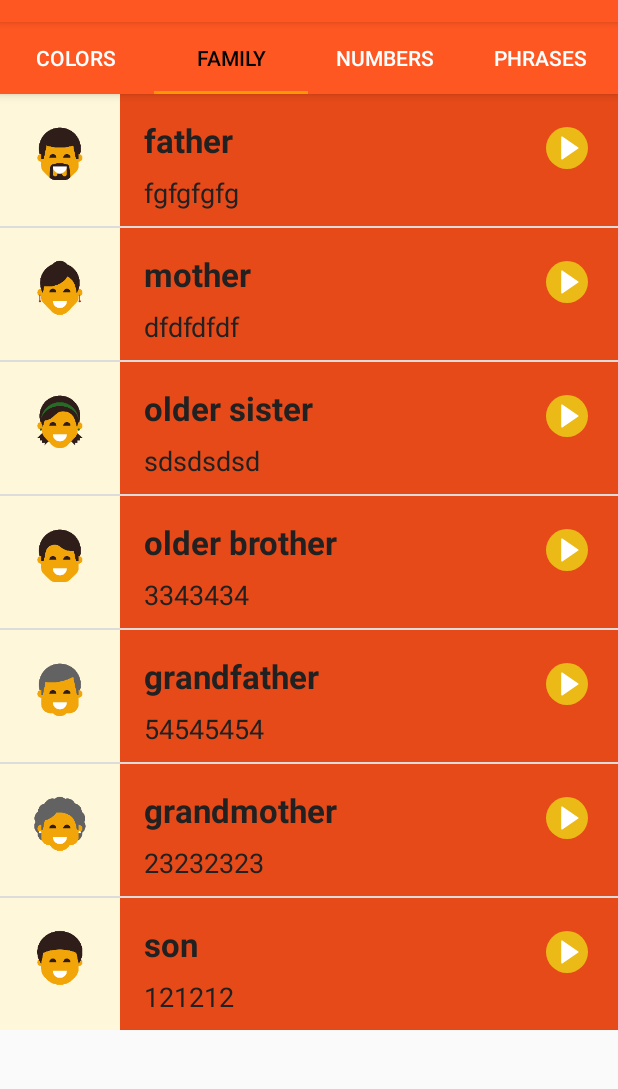
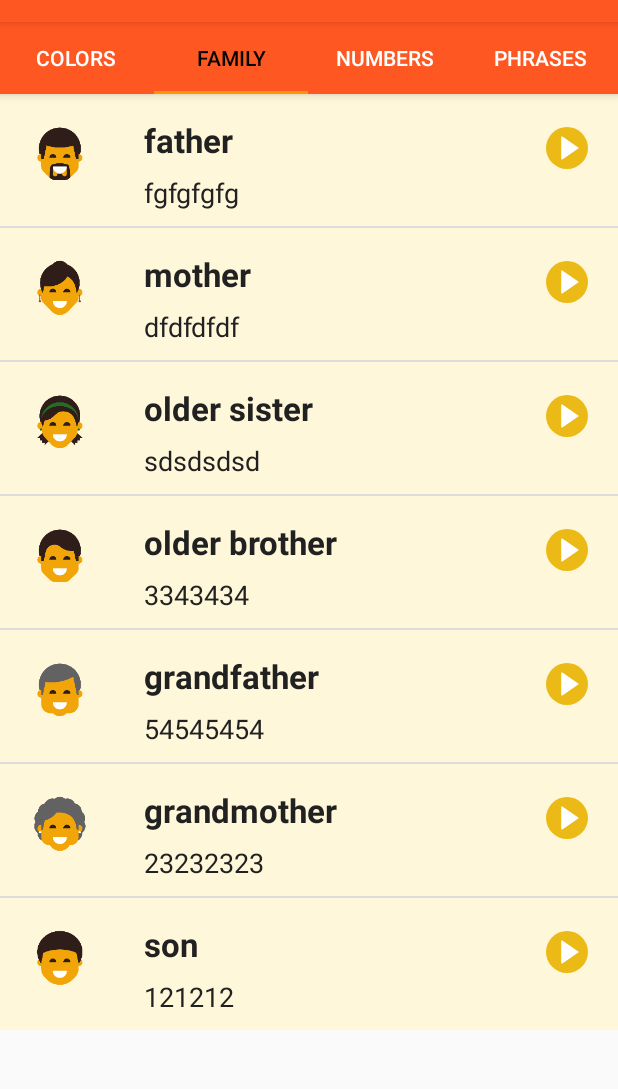
Before and after one commit to AhmadDalao/MiowkApp, an Android app: the screen it shows after launch (MainActivity), tab 2 chosen, on a phone screen of 412 x 824 dp, the part 62-1151 px from its top. Run offline under Robolectric (Android 15) with nearby library versions, the phone set to English and light mode, and no system bars.

Commit message:
a small change in myWordAdapter it allows me to set background for each page and also leave the default color without changing it looks amazing that i can use two constructors at the same time

```diff
--- a/app/src/main/java/com/example/android/miowkapp/Colors.java
+++ b/app/src/main/java/com/example/android/miowkapp/Colors.java
@@ -107,7 +107,7 @@ public class Colors extends Fragment {
          {@link WordsModel}s. The adapter knows how to create list item views for each item
          in the list.
          */
-        myWordAdapter adapter = new myWordAdapter(this.getContext(), words, R.color.primary_light);
+        myWordAdapter adapter = new myWordAdapter(this.getContext(), words);
         // Get a reference to the ListView, and attach the adapter to the listView.
         // Find the {@link ListView} object in the view hierarchy of the {@link Activity}.
         // There should be a {@link ListView} with the view ID called list, which is declared in the
--- a/app/src/main/java/com/example/android/miowkapp/Family.java
+++ b/app/src/main/java/com/example/android/miowkapp/Family.java
@@ -109,7 +109,7 @@ public class Family extends Fragment {
          {@link WordsModel}s. The adapter knows how to create list item views for each item
          in the list.
          */
-        myWordAdapter adapter = new myWordAdapter(this.getContext(), words, R.color.primary_dark);
+        myWordAdapter adapter = new myWordAdapter(this.getContext(), words);
         // Get a reference to the ListView, and attach the adapter to the listView.
         // Find the {@link ListView} object in the view hierarchy of the {@link Activity}.
         // There should be a {@link ListView} with the view ID called list, which is declared in the
--- a/app/src/main/java/com/example/android/miowkapp/myWordAdapter.java
+++ b/app/src/main/java/com/example/android/miowkapp/myWordAdapter.java
@@ -1,20 +1,14 @@
 package com.example.android.miowkapp;
 
 import android.content.Context;
-import android.graphics.Color;
-import android.graphics.drawable.Drawable;
 import android.support.annotation.NonNull;
-import android.support.design.widget.TabLayout;
 import android.support.v4.content.ContextCompat;
 import android.view.LayoutInflater;
 import android.view.View;
 import android.view.ViewGroup;
 import android.widget.ArrayAdapter;
 import android.widget.ImageView;
-import android.widget.ListView;
 import android.widget.TextView;
-
-import org.w3c.dom.Text;
 
 import java.util.ArrayList;
 
@@ -112,12 +106,14 @@ public class myWordAdapter extends ArrayAdapter<WordsModel> {
         }
 
 
-        // Set the theme color for the list item
-      View textContainer =   convertView.findViewById(R.id.my_container);
-        // Find the color that the resource ID maps to
-        int color = ContextCompat.getColor(getContext(), mColor);
-        // Set the background color of the text container View
-        textContainer.setBackgroundColor(color);
+        if (mColor != 0) {
+            // Set the theme color for the list item
+            View textContainer = convertView.findViewById(R.id.my_container);
+            // Find the color that the resource ID maps to
+            int color = ContextCompat.getColor(getContext(), mColor);
+            // Set the background color of the text container View
+            textContainer.setBackgroundColor(color);
+        }
 
 
 //
```
